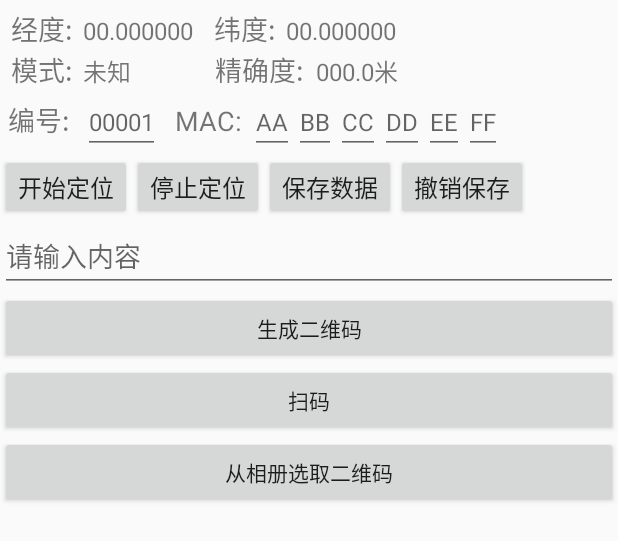
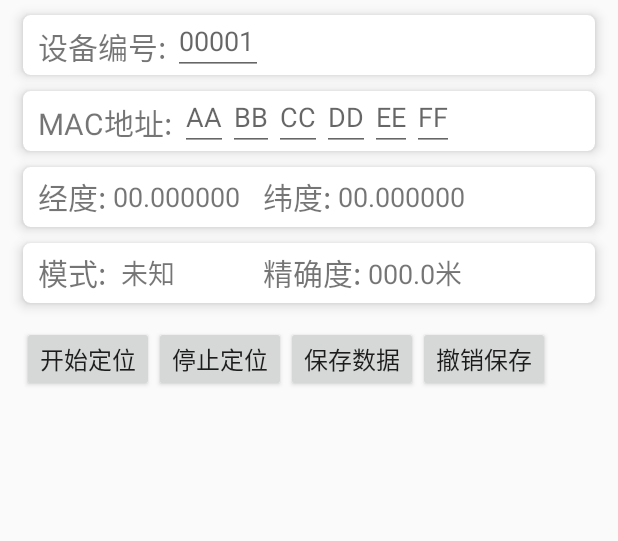
Before and after one commit to saginardo/LocationHelperApp, an Android app: the layout fragment_acq_data.xml on its own in the app's theme, with its tools: preview values and no code run, on a phone screen of 412 x 824 dp. Shown: the top 541 px of the screen. Run offline under Robolectric (Android 15) with nearby library versions, the phone set to English and light mode, and no system bars.

Commit message:
adjust UI in MainActivity

```diff
--- a/app/src/main/java/com/notinglife/android/LocationHelper/activity/CaptureActivity.java
+++ b/app/src/main/java/com/notinglife/android/LocationHelper/activity/CaptureActivity.java
@@ -31,7 +31,7 @@ public class CaptureActivity extends AppCompatActivity {
     Button mFromGallery;
 
     public static boolean isOpen = false;
-
+    private static final String TAG = "CaptureActivity";
     //startActivityForResult 标志位
     private final static int REQUEST_CODE = 1028;
     private final static int REQUEST_IMAGE = 1029;
@@ -92,7 +92,7 @@ public class CaptureActivity extends AppCompatActivity {
         }
         if( requestCode == REQUEST_FROM_TOOLBAR){
             //intent传递给MainActivity
-            LogUtil.i("CaptureActivity---"+data.getData().toString());
+            LogUtil.i(TAG," data.getData().toString()");
             this.setResult(RESULT_FROM_TOOLBAR, data);
             super.onActivityResult(requestCode, resultCode, data);
             finish();
--- a/app/src/main/java/com/notinglife/android/LocationHelper/dao/DeviceRawDao.java
+++ b/app/src/main/java/com/notinglife/android/LocationHelper/dao/DeviceRawDao.java
@@ -6,7 +6,6 @@ import android.database.Cursor;
 import android.database.sqlite.SQLiteDatabase;
 
 import com.notinglife.android.LocationHelper.domain.LocationDevice;
-import com.notinglife.android.LocationHelper.utils.LogUtil;
 import com.notinglife.android.LocationHelper.utils.MySqliteOpenHelper;
 
 import java.util.ArrayList;
@@ -23,7 +22,7 @@ import java.util.List;
 public class DeviceRawDao {
 
     private MySqliteOpenHelper mySqliteOpenHelper;
-
+    private static final String TAG = "DeviceRawDao";
     public DeviceRawDao(Context context) {
         //创建一个帮助类对象
         mySqliteOpenHelper = new MySqliteOpenHelper(context);
@@ -89,7 +88,7 @@ public class DeviceRawDao {
         //table ：表名, whereClause: 删除条件, whereArgs：条件的占位符的参数 ; 返回值：成功删除多少行
         int result = db.delete("devices", null, null);
         //关闭数据库对象
-        LogUtil.i("成功删除" + result + "行");
+        //LogUtil.i(TAG,"成功删除" + result + "行");
         db.close();
         return result;
 
--- a/app/src/main/java/com/notinglife/android/LocationHelper/fragment/DeviceListFragment.java
+++ b/app/src/main/java/com/notinglife/android/LocationHelper/fragment/DeviceListFragment.java
@@ -19,7 +19,6 @@ import android.view.MotionEvent;
 import android.view.View;
 import android.view.ViewGroup;
 import android.widget.ScrollView;
-import android.widget.TextView;
 
 import com.notinglife.android.LocationHelper.R;
 import com.notinglife.android.LocationHelper.activity.DeviceDetailActivity;
@@ -78,8 +77,8 @@ public class DeviceListFragment extends Fragment implements View.OnClickListener
 
     @BindView(R.id.sv_devices)
     ScrollView mScrollView;
-    @BindView(R.id.tv_no_data)
-    TextView mTextView;
+/*    @BindView(R.id.tv_no_data)
+    TextView mTextView;*/
 
     //showdialog标志位
     private final static int DELETE_BY_ID = 0;
--- a/app/src/main/java/com/notinglife/android/LocationHelper/utils/FileUtil.java
+++ b/app/src/main/java/com/notinglife/android/LocationHelper/utils/FileUtil.java
@@ -24,7 +24,7 @@ import java.util.List;
  */
 
 public class FileUtil {
-
+    private static final String TAG = "FileUtil";
     public static boolean saveToFile(Context context, LocationDevice locationDevice) {
 
         StringBuffer sb = new StringBuffer();
@@ -47,7 +47,7 @@ public class FileUtil {
                 bw.close();
                 return true;
             } else {
-                LogUtil.i("写入文件失败");
+                LogUtil.i(TAG,"  写入文件失败");
             }
 
         } catch (IOException e) {
--- a/app/src/main/java/com/notinglife/android/LocationHelper/utils/ToastUtil.java
+++ b/app/src/main/java/com/notinglife/android/LocationHelper/utils/ToastUtil.java
@@ -16,6 +16,7 @@ import android.widget.Toast;
 public class ToastUtil {
     private static Toast toast;
     private static View view;
+    private static final String TAG = "ToastUtil";
 
     private ToastUtil() {
     }
@@ -55,7 +56,7 @@ public class ToastUtil {
             toast.setDuration(duration);
             toast.show();
         } catch (Exception e) {
-            LogUtil.d(e.getMessage());
+            LogUtil.d(TAG,e.getMessage());
         }
     }
 
@@ -69,7 +70,7 @@ public class ToastUtil {
             toast.setDuration(duration);
             toast.show();
         } catch (Exception e) {
-            LogUtil.d(e.getMessage());
+            LogUtil.d(TAG,e.getMessage());
         }
     }
 
--- a/app/src/main/res/layout/device_list_item.xml
+++ b/app/src/main/res/layout/device_list_item.xml
@@ -16,9 +16,9 @@
             android:id="@+id/cv_item"
             android:layout_width="match_parent"
             android:layout_height="wrap_content"
-            android:layout_marginTop="2dp"
+            android:layout_marginTop="5dp"
             android:layout_marginBottom="2dp"
-            android:layout_marginStart="5dp"
+            android:layout_marginStart="10dp"
             android:layout_marginEnd="5dp"
             card_view:cardBackgroundColor="@color/colorWhite"
             card_view:cardCornerRadius="5dp"
--- a/app/src/main/res/layout/fragment_acq_data.xml
+++ b/app/src/main/res/layout/fragment_acq_data.xml
@@ -11,127 +11,76 @@
 
     <LinearLayout
         android:layout_width="match_parent"
-        android:layout_height="wrap_content"
+        android:layout_height="match_parent"
+        android:layout_alignParentStart="true"
+        android:layout_alignParentTop="true"
         android:focusable="true"
         android:focusableInTouchMode="true"
         android:orientation="vertical">
 
-        <LinearLayout
-            android:layout_width="match_parent"
-            android:layout_height="wrap_content"
-            android:orientation="horizontal">
-
-            <TextView
-                android:id="@+id/tv_lat"
-                android:layout_width="50dp"
-                android:layout_height="wrap_content"
-                android:layout_marginStart="5dp"
-                android:layout_marginTop="5dp"
-                android:gravity="center"
-                android:text="经度: "
-                android:textSize="18sp"/>
-
-            <TextView
-                android:id="@+id/tv_lat_info"
-                android:layout_width="80dp"
-                android:layout_height="wrap_content"
-                android:layout_marginTop="5dp"
-                android:gravity="start"
-                android:text="00.000000"
-                android:textSize="16sp"/>
 
 
-            <TextView
-                android:id="@+id/tv_lng"
-                android:layout_width="50dp"
-                android:layout_height="wrap_content"
-                android:layout_marginStart="5dp"
-                android:layout_marginTop="5dp"
-                android:gravity="center"
-                android:text="纬度: "
-                android:textSize="18sp"/>
 
-            <TextView
-                android:id="@+id/tv_lng_info"
-                android:layout_width="wrap_content"
-                android:layout_height="wrap_content"
-                android:layout_marginTop="5dp"
-                android:text="00.000000"
-                android:textSize="16sp"/>
-
-        </LinearLayout>
+        <android.support.v7.widget.CardView
+            android:layout_width="match_parent"
+            android:layout_height="40dp"
+            android:layout_marginBottom="5dp"
+            android:layout_marginEnd="15dp"
+            android:layout_marginStart="15dp"
+            android:layout_marginTop="10dp"
+            android:gravity="center_vertical"
+            app:cardCornerRadius="5dp"
+            app:cardElevation="5dp">
 
             <LinearLayout
                 android:layout_width="match_parent"
-            android:layout_height="wrap_content"
-            android:orientation="horizontal">
-
-            <TextView
-                android:id="@+id/tv_loc_mode"
-                android:layout_width="50dp"
-                android:layout_height="wrap_content"
-                android:layout_marginStart="5dp"
-                android:gravity="center"
-                android:text="模式: "
-                android:textSize="18sp"/>
-
-            <TextView
-                android:id="@+id/tv_loc_mode_value"
-                android:layout_width="80dp"
-                android:layout_height="wrap_content"
-                android:layout_centerInParent="true"
-                android:layout_toRightOf="@id/tv_loc_mode"
-                android:text="未知"
-                android:textSize="16sp"/>
-
-            <TextView
-                android:id="@+id/tv_loc_radius"
-                android:layout_width="70dp"
-                android:layout_height="wrap_content"
-                android:layout_marginStart="5dp"
-                android:gravity="center"
-                android:text="精确度: "
-                android:textSize="18sp"/>
-
-            <TextView
-                android:id="@+id/tv_loc_radius_value"
-                android:layout_width="wrap_content"
-                android:layout_height="wrap_content"
-                android:text="000.0米"
-                android:textSize="16sp"/>
-        </LinearLayout>
-
-        <LinearLayout
-            android:layout_width="match_parent"
-            android:layout_height="wrap_content"
+                android:layout_height="match_parent"
+                android:layout_marginStart="10dp"
                 android:orientation="horizontal">
 
                 <TextView
                     android:id="@+id/tv_device"
-                android:layout_width="50dp"
+                    android:layout_width="wrap_content"
                     android:layout_height="wrap_content"
-                android:layout_marginStart="5dp"
-                android:text="编号: "
-                android:textSize="18sp"/>
+                    android:text="设备编号: "
+                    android:textSize="20sp"/>
 
                 <EditText
                     android:id="@+id/tv_device_number"
-                android:layout_width="wrap_content"
+                    android:layout_width="60dp"
                     android:layout_height="wrap_content"
                     android:hint="00001"
                     android:maxLength="5"
                     android:maxLines="1"
                     android:minHeight="0dp"
                     android:minWidth="0dp"
-                android:textSize="16sp"/>
+                    android:textSize="18sp"/>
+            </LinearLayout>
+        </android.support.v7.widget.CardView>
+
+
+        <android.support.v7.widget.CardView
+            android:layout_width="match_parent"
+            android:layout_height="40dp"
+            android:layout_marginBottom="5dp"
+            android:layout_marginEnd="15dp"
+            android:layout_marginStart="15dp"
+            android:layout_marginTop="5dp"
+            android:gravity="center_vertical"
+            app:cardCornerRadius="5dp"
+            app:cardElevation="5dp">
+
+            <LinearLayout
+                android:layout_width="match_parent"
+                android:layout_height="match_parent"
+                android:layout_marginStart="10dp">
 
                 <TextView
                     android:id="@+id/textView"
                     android:layout_width="wrap_content"
                     android:layout_height="wrap_content"
-                android:layout_marginStart="10dp"
-                android:text="MAC: "
-                android:textSize="18sp"/>
+                    android:text="MAC地址: "
+                    android:textSize="20sp"/>
 
                 <EditText
                     android:id="@+id/editText1"
@@ -141,7 +90,7 @@
                     android:hint="AA"
                     android:maxLength="2"
                     android:maxLines="1"
-                android:textSize="16sp"/>
+                    android:textSize="18sp"/>
 
                 <EditText
                     android:id="@+id/editText2"
@@ -150,7 +99,7 @@
                     android:hint="BB"
                     android:maxLength="2"
                     android:maxLines="1"
-                android:textSize="16sp"/>
+                    android:textSize="18sp"/>
 
                 <EditText
                     android:id="@+id/editText3"
@@ -159,7 +108,7 @@
                     android:hint="CC"
                     android:maxLength="2"
                     android:maxLines="1"
-                android:textSize="16sp"/>
+                    android:textSize="18sp"/>
 
                 <EditText
                     android:id="@+id/editText4"
@@ -168,7 +117,7 @@
                     android:hint="DD"
                     android:maxLength="2"
                     android:maxLines="1"
-                android:textSize="16sp"/>
+                    android:textSize="18sp"/>
 
                 <EditText
                     android:id="@+id/editText5"
@@ -177,7 +126,7 @@
                     android:hint="EE"
                     android:maxLength="2"
                     android:maxLines="1"
-                android:textSize="16sp"/>
+                    android:textSize="18sp"/>
 
                 <EditText
                     android:id="@+id/editText6"
@@ -186,13 +135,123 @@
                     android:hint="FF"
                     android:maxLength="2"
                     android:maxLines="1"
-                android:textSize="16sp"/>
+                    android:textSize="18sp"/>
             </LinearLayout>
+        </android.support.v7.widget.CardView>
+
+
+        <android.support.v7.widget.CardView
+            android:layout_width="match_parent"
+            android:layout_height="40dp"
+            android:layout_marginBottom="5dp"
+            android:layout_marginEnd="15dp"
+            android:layout_marginStart="15dp"
+            android:layout_marginTop="5dp"
+            android:gravity="center_vertical"
+            app:cardCornerRadius="5dp"
+            app:cardElevation="5dp">
+
+            <LinearLayout
+                android:layout_width="match_parent"
+                android:layout_height="match_parent"
+                android:layout_gravity="center_vertical"
+                android:layout_marginStart="10dp"
+                android:gravity="center_vertical"
+                android:orientation="horizontal">
+
+                <TextView
+                    android:id="@+id/tv_lat"
+                    android:layout_width="50dp"
+                    android:layout_height="wrap_content"
+                    android:text="经度: "
+                    android:textSize="20sp"/>
+
+                <TextView
+                    android:id="@+id/tv_lat_info"
+                    android:layout_width="100dp"
+                    android:layout_height="wrap_content"
+                    android:gravity="start"
+                    android:text="00.000000"
+                    android:textSize="18sp"/>
+
+
+                <TextView
+                    android:id="@+id/tv_lng"
+                    android:layout_width="wrap_content"
+                    android:layout_height="wrap_content"
+                    android:gravity="center"
+                    android:text="纬度: "
+                    android:textSize="20sp"/>
+
+                <TextView
+                    android:id="@+id/tv_lng_info"
+                    android:layout_width="100dp"
+                    android:layout_height="wrap_content"
+                    android:text="00.000000"
+                    android:textSize="18sp"/>
+
+            </LinearLayout>
+
+        </android.support.v7.widget.CardView>
+
+
+        <android.support.v7.widget.CardView
+            android:layout_width="match_parent"
+            android:layout_height="40dp"
+            android:layout_marginBottom="5dp"
+            android:layout_marginEnd="15dp"
+            android:layout_marginStart="15dp"
+            android:layout_marginTop="5dp"
+            android:gravity="center_vertical"
+            app:cardCornerRadius="5dp"
+            app:cardElevation="5dp">
+
+            <LinearLayout
+                android:layout_width="match_parent"
+                android:layout_height="match_parent"
+                android:layout_gravity="center_vertical"
+                android:layout_marginStart="10dp"
+                android:gravity="center_vertical"
+                android:orientation="horizontal">
+
+                <TextView
+                    android:id="@+id/tv_loc_mode"
+                    android:layout_width="wrap_content"
+                    android:layout_height="wrap_content"
+                    android:text="模式: "
+                    android:textSize="20sp"/>
+
+                <TextView
+                    android:id="@+id/tv_loc_mode_value"
+                    android:layout_width="100dp"
+                    android:layout_height="wrap_content"
+                    android:paddingStart="5dp"
+                    android:text="未知"
+                    android:textSize="18sp"/>
+
+                <TextView
+                    android:id="@+id/tv_loc_radius"
+                    android:layout_width="70dp"
+                    android:layout_height="wrap_content"
+                    android:gravity="center"
+                    android:text="精确度: "
+                    android:textSize="20sp"/>
+
+                <TextView
+                    android:id="@+id/tv_loc_radius_value"
+                    android:layout_width="wrap_content"
+                    android:layout_height="wrap_content"
+                    android:text="000.0米"
+                    android:textSize="18sp"/>
+            </LinearLayout>
+        </android.support.v7.widget.CardView>
 
         <LinearLayout
             android:layout_width="match_parent"
             android:layout_height="wrap_content"
             android:layout_gravity="center_horizontal"
+            android:layout_marginStart="10dp"
+            android:layout_marginTop="10dp"
             android:orientation="horizontal">
 
             <Button
@@ -236,31 +295,6 @@
 
         <LinearLayout
             android:layout_width="match_parent"
-            android:layout_height="wrap_content"
-            android:orientation="horizontal"
-            android:visibility="gone">
-
-            <Button
-                android:id="@+id/bt_mark_data"
-                android:layout_width="wrap_content"
-                android:layout_height="wrap_content"
-                android:minHeight="0dp"
-                android:minWidth="0dp"
-                android:text="标注设备"
-                android:textSize="16sp"/>
-
-            <Button
-                android:id="@+id/bt_watch_data"
-                android:layout_width="wrap_content"
-                android:layout_height="wrap_content"
-                android:minHeight="0dp"
-                android:minWidth="0dp"
-                android:text="查看设备"
-                android:textSize="16sp"/>
-        </LinearLayout>
-
-        <LinearLayout
-            android:layout_width="match_parent"
             android:layout_height="match_parent"
             android:orientation="vertical">
 
@@ -268,25 +302,29 @@
                 android:id="@+id/edt_content"
                 android:layout_width="match_parent"
                 android:layout_height="wrap_content"
-                android:hint="请输入内容"/>
+                android:hint="请输入内容"
+                android:visibility="gone"/>
 
             <Button
                 android:id="@+id/btn_create"
                 android:layout_width="match_parent"
                 android:layout_height="wrap_content"
-                android:text="生成二维码"/>
+                android:text="生成二维码"
+                android:visibility="gone"/>
 
             <Button
                 android:id="@+id/btn_scan"
                 android:layout_width="match_parent"
                 android:layout_height="wrap_content"
-                android:text="扫码"/>
+                android:text="扫码"
+                android:visibility="gone"/>
 
             <Button
                 android:id="@+id/btn_scan_from_gallery"
                 android:layout_width="match_parent"
                 android:layout_height="wrap_content"
-                android:text="从相册选取二维码"/>
+                android:text="从相册选取二维码"
+                android:visibility="gone"/>
 
             <RelativeLayout
                 android:layout_width="match_parent"
```
Also changed, not shown: app/src/main/java/com/notinglife/android/LocationHelper/activity/MainActivity.java (+13 -11 lines), app/src/main/java/com/notinglife/android/LocationHelper/fragment/AcqDataFragment.java (+5 -12 lines), app/src/main/java/com/notinglife/android/LocationHelper/utils/LogUtil.java (+10 -10 lines), app/src/main/java/com/notinglife/android/LocationHelper/view/SearchDialog.java (+5 -5 lines), app/src/main/res/layout/fragment_device_list.xml (+1 -11 lines). Lines whose indentation alone changed are shown as unchanged.
